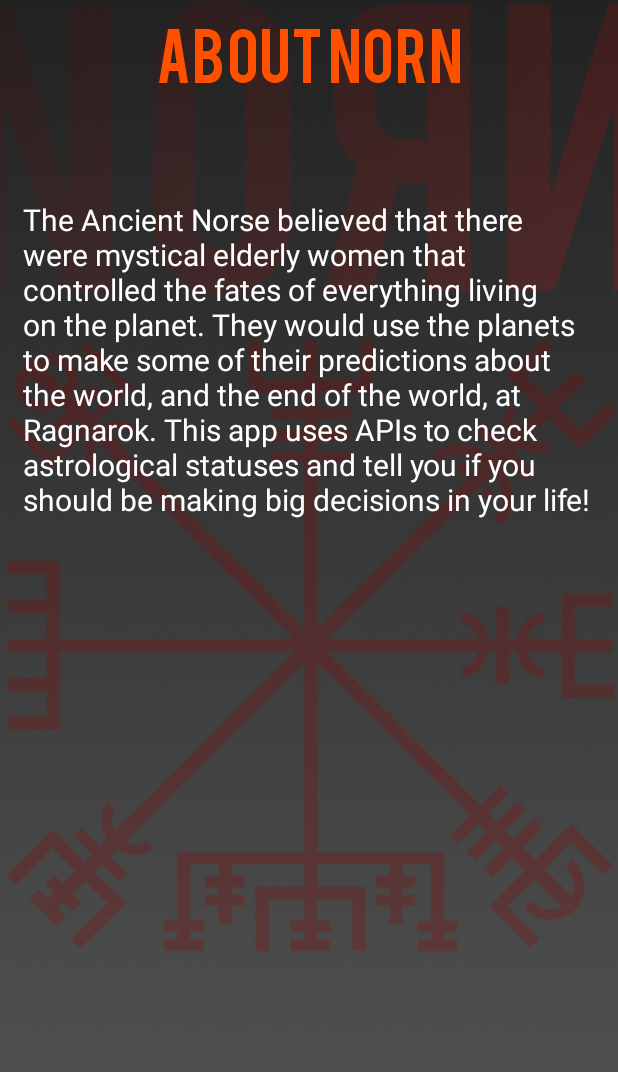
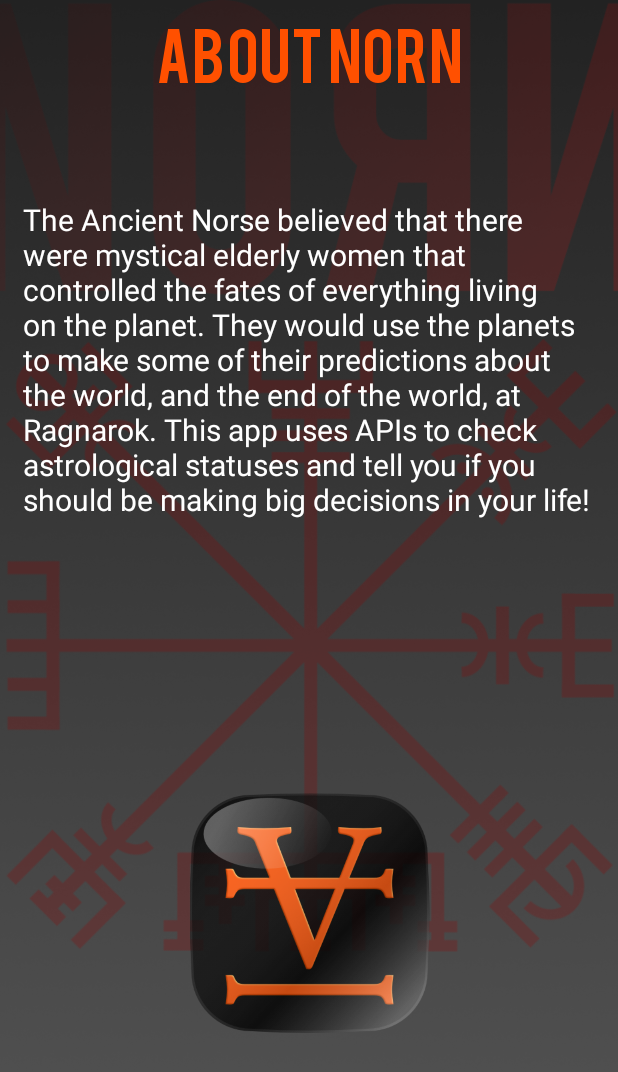
Before and after one commit to smity81435/DougSmithMAD, an Android app: the Quest screen opened directly, with no data from a screen before it, on a phone screen of 412 x 824 dp. Shown: the top 1072 px of the screen. Run offline under Robolectric (Android 15) with nearby library versions, the phone set to English and light mode, and no system bars.

Commit message:
implicit button

```diff
--- a/projects/NORN/app/src/main/java/com/example/douglassmith/norn/Quest.java
+++ b/projects/NORN/app/src/main/java/com/example/douglassmith/norn/Quest.java
@@ -1,16 +1,36 @@
 package com.example.douglassmith.norn;
 
+import android.content.Intent;
+import android.net.Uri;
 import android.os.Bundle;
 import android.support.v7.app.AppCompatActivity;
+import android.view.View;
+import android.widget.ImageButton;
 
 public class Quest extends AppCompatActivity {
+    private String url = "http://dpower3.wordpress.com";
     @Override
     protected void onCreate(Bundle savedInstanceState){
         super.onCreate(savedInstanceState);
         setContentView(R.layout.activity_quest);
 
+        final ImageButton blog = findViewById(R.id.blogbutton);
+        View.OnClickListener clicked = new View.OnClickListener() {
+            @Override
+            public void onClick(View v) {
+                loadWebSite(v);
+            }
+        };
+        blog.setOnClickListener(clicked);
 
 
     }
 
+    public void loadWebSite(View view){
+        //implicit intent
+        Intent intent = new Intent(Intent.ACTION_VIEW);
+        intent.setData(Uri.parse(url));
+        startActivity(intent);
+    }
+
 }
--- a/projects/NORN/app/src/main/res/layout/activity_quest.xml
+++ b/projects/NORN/app/src/main/res/layout/activity_quest.xml
@@ -50,6 +50,23 @@
         app:layout_constraintTop_toBottomOf="@+id/aboutTitle"
         app:layout_constraintVertical_bias="0.11" />
 
+    <ImageButton
+        android:id="@+id/blogbutton"
+        android:layout_width="183dp"
+        android:layout_height="160dp"
+        android:layout_marginStart="8dp"
+        android:layout_marginTop="8dp"
+        android:layout_marginEnd="8dp"
+        android:layout_marginBottom="8dp"
+        android:background="@android:color/transparent"
+        android:scaleType="fitCenter"
+        app:layout_constraintBottom_toBottomOf="parent"
+        app:layout_constraintEnd_toEndOf="parent"
+        app:layout_constraintHorizontal_bias="0.502"
+        app:layout_constraintStart_toStartOf="parent"
+        app:layout_constraintTop_toBottomOf="@+id/aboutText"
+        app:srcCompat="@drawable/logobutt" />
+
     <!--<ImageButton-->
         <!--android:id="@+id/imageButton"-->
         <!--android:layout_width="132dp"-->
```
